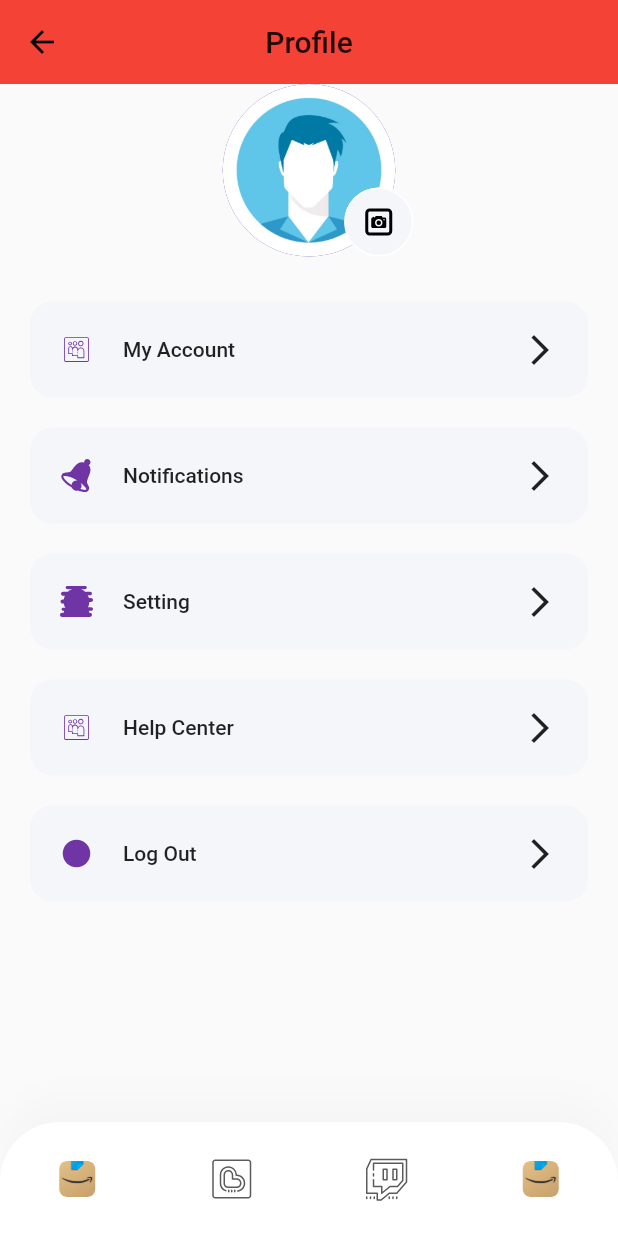
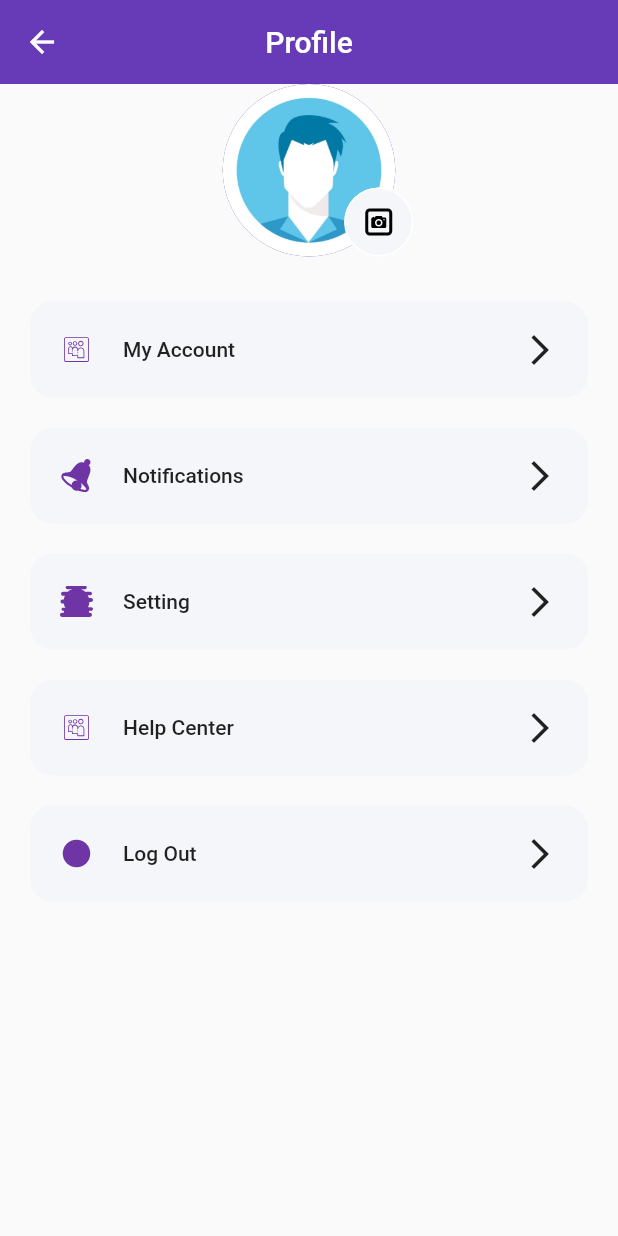
Before and after one commit to Phuc2302/Pet-Food, a Flutter app: the Profile screen opened directly, on a phone screen of 412 x 824 dp. Run offline on Flutter 3.47's test engine with Material 2 defaults, Android fonts, the phone set to English and light mode, and no system bars; drawn by our look-alikes of velocity_x; our stand-ins replace carousel_slider, flutter_svg; network calls fail; project files that could hold a hidden picture were left out.

Commit message:
Finish project

```diff
--- a/assets/files/products.json
+++ b/assets/files/products.json
@@ -54,7 +54,7 @@
             "desc": "Home Cat 1.5kg thức ăn hạt cho mèo ngăn búi lông và hỗ trợ da Nobi-2049C sử dụng cho mèo ở mọi lứa tuổi giúp ngăn ngừa và oại bỏ lông vón cục trong ruột mèo, bỏ sung taurin hỗ trợ cho đôi mắt khỏe mạnh, tăng cường Omega 3 và 6 giúp da & lông khỏe mạnh mềm mượt, thành phần tự nhiên tốt cho hệ tiêu hóa.",
             "price": 299,
             "color": "0xFF989493",
-            "image": "https://cdn.royalcanin-weshare-online.io/tj-Hp3gBRYZmsWpckqin/v2/euk-rsa-puppysmallbreed"
+            "image": "https://product.hstatic.net/1000406193/product/bdd211_65b1f893ca53497da0e188d4f5c73a10_329bbc4dccce4b78aeb2cb22ef28db5c_large.png"
         },
         {
             "id": 8,
--- a/lib/main.dart
+++ b/lib/main.dart
@@ -25,7 +25,7 @@ class MyApp extends StatelessWidget {
       themeMode: ThemeMode.light,
       theme: MyTheme.lightTheme(context),
       darkTheme: MyTheme.darkTheme(context),
-      initialRoute: SplashScreen.routeName,
+      initialRoute: "/",
       routes: {
         "/": (context) => WelcomeScreen(),
         MyRoutes.homeRoute: (context) => HomePage(),
@@ -35,6 +35,6 @@ class MyApp extends StatelessWidget {
   }
 }
 
-class SplashScreen {
-  static var routeName;
-}
+// class SplashScreen {
+//   static var routeName;
+// }
--- a/lib/models/products.dart
+++ b/lib/models/products.dart
@@ -1,5 +1,3 @@
-import 'package:flutter/cupertino.dart';
-
 class ProductsModel {
   static List<Item> items;
 
--- a/lib/pages/Welcome/components/body1.dart
+++ b/lib/pages/Profile/body.dart
@@ -6,14 +6,15 @@ import 'package:flutter_svg/flutter_svg.dart';
 
 import 'profile_pic.dart';
 
-
-class Body1 extends StatelessWidget {
+class Body extends StatelessWidget {
   @override
   Widget build(BuildContext context) {
     return Column(
       children: [
         ProfilePic(),
-        SizedBox(height: 20,),
+        SizedBox(
+          height: 20,
+        ),
         ProfileMenu(
           icon: "assets/icons/user.svg",
           text: "My Account",
@@ -35,10 +36,7 @@ class Body1 extends StatelessWidget {
           press: () {},
         ),
         ProfileMenu(
-          icon: "assets/icons/logout.svg",
-          text: "Log Out",
-          press: () {},
-          ),
+            icon: "assets/icons/logout.svg", text: "Log Out", press: () {}),
       ],
     );
   }
@@ -52,7 +50,7 @@ class ProfileMenu extends StatelessWidget {
     @required this.press,
   }) : super(key: key);
 
-  final String text,icon;
+  final String text, icon;
   final VoidCallback press;
 
   @override
@@ -71,8 +69,11 @@ class ProfileMenu extends StatelessWidget {
               width: 22,
               color: kPrimaryColor,
             ),
-            SizedBox(width: 20,),
-            Expanded(child: Text(
+            SizedBox(
+              width: 20,
+            ),
+            Expanded(
+              child: Text(
                 text,
                 style: Theme.of(context).textTheme.bodyText1,
               ),
--- /dev/null
+++ b/lib/pages/Profile/profile.dart
@@ -0,0 +1,19 @@
+import 'package:flutter/material.dart';
+import 'package:flutter_catalog/pages/Profile/body.dart';
+
+class Profile extends StatelessWidget {
+  @override
+  Widget build(BuildContext context) => Scaffold(
+        appBar: AppBar(
+          iconTheme: IconThemeData(color: Colors.white),
+          title: Text(
+            'Profile',
+            style: TextStyle(color: Colors.white),
+          ),
+          centerTitle: true,
+          backgroundColor: Colors.deepPurple,
+        ),
+        body: Body(),
+        //  bottomNavigationBar: CustomBottomNavBar(SelectedMenu: MenuState.profile),
+      );
+}
--- /dev/null
+++ b/lib/pages/Profile/profile_pic.dart
@@ -0,0 +1,45 @@
+// ignore_for_file: deprecated_member_use
+
+import 'package:flutter/material.dart';
+import 'package:flutter_svg/flutter_svg.dart';
+
+class ProfilePic extends StatelessWidget {
+  const ProfilePic({
+    Key key,
+  }) : super(key: key);
+
+  @override
+  Widget build(BuildContext context) {
+    return SizedBox(
+      height: 115,
+      width: 115,
+      child: Stack(
+        fit: StackFit.expand,
+        overflow: Overflow.visible,
+        children: [
+          CircleAvatar(
+            backgroundImage: AssetImage("assets/images/profile.jpg"),
+          ),
+          Positioned(
+            right: -12,
+            bottom: 0,
+            child: SizedBox(
+              height: 46,
+              width: 46,
+              child: FlatButton(
+                padding: EdgeInsets.zero,
+                shape: RoundedRectangleBorder(
+                  borderRadius: BorderRadius.circular(50),
+                  side: BorderSide(color: Colors.white),
+                ),
+                color: Color(0xFFF5F6F9),
+                onPressed: () {},
+                child: SvgPicture.asset("assets/icons/icons8-camera.svg"),
+              ),
+            ),
+          )
+        ],
+      ),
+    );
+  }
+}
--- a/lib/pages/Welcome/Profile.dart
+++ /dev/null
@@ -1,18 +0,0 @@
-import 'package:flutter/material.dart';
-import 'package:flutter_catalog/pages/Welcome/components/body1.dart';
-import 'package:flutter_catalog/pages/Welcome/components/custom_bottom_nav_bar.dart';
-
-
-class Profile extends StatelessWidget {
-  @override
-  Widget build (BuildContext context) => Scaffold(
-       appBar: AppBar(
-         title: Text('Profile'),
-         centerTitle: true,
-         backgroundColor: Colors.red,
-       ),
-       body: Body1(),
-       bottomNavigationBar: CustomBottomNavBar(SelectedMenu: MenuState.profile),
-  );
-
-}
--- a/lib/pages/Welcome/components/profile_pic.dart
+++ /dev/null
@@ -1,46 +0,0 @@
-// ignore_for_file: deprecated_member_use
-
-import 'package:flutter/material.dart';
-import 'package:flutter_svg/flutter_svg.dart';
-
-
-class ProfilePic extends StatelessWidget {
-  const ProfilePic({
-    Key key,
-  }) : super(key: key);
-
-  @override
-  Widget build(BuildContext context) {
-    return SizedBox(
-      height: 115,
-      width: 115,
-      child: Stack(
-        fit: StackFit.expand,
-        overflow: Overflow.visible,
-        children: [
-          CircleAvatar(
-            backgroundImage: AssetImage("assets/images/profile.jpg"),
-            ),
-            Positioned(
-              right: -12,
-              bottom: 0,
-              child: SizedBox(
-                height: 46,
-                width: 46,
-                // ignore: deprecated_member_use
-                child: FlatButton(
-                  padding: EdgeInsets.zero,
-                  shape: RoundedRectangleBorder(
-                    borderRadius: BorderRadius.circular(50),
-                    side: BorderSide(color: Colors.white),
-                  ),
-                  color: Color(0xFFF5F6F9),
-                  onPressed: () {},
-                  child: SvgPicture.asset("assets/icons/icons8-camera.svg"),
-                ),
-              ),
-            )
-        ],
-      ),);
-  }
-}
--- a/lib/pages/Welcome/welcome_screen.dart
+++ b/lib/pages/Welcome/welcome_screen.dart
@@ -1,13 +1,13 @@
 import 'package:flutter/material.dart';
 import 'package:flutter_catalog/pages/Welcome/components/body.dart';
-import 'package:flutter_catalog/pages/Welcome/components/custom_bottom_nav_bar.dart';
+// import 'package:flutter_catalog/pages/Welcome/components/custom_bottom_nav_bar.dart';
 
 class WelcomeScreen extends StatelessWidget {
   @override
   Widget build(BuildContext context) {
     return Scaffold(
       body: Body(),
-      bottomNavigationBar: CustomBottomNavBar(SelectedMenu: MenuState.home,),
+      // bottomNavigationBar: CustomBottomNavBar(SelectedMenu: MenuState.home,),
     );
   }
 }
--- a/lib/pages/home_detail_page.dart
+++ b/lib/pages/home_detail_page.dart
@@ -54,6 +54,7 @@ class HomeDetailPage extends StatelessWidget {
               ),
               Expanded(
                 child: Container(
+                  padding: EdgeInsets.only(top: 12.0),
                   decoration: BoxDecoration(
                     color: Colors.grey[100],
                     borderRadius: BorderRadius.only(
--- a/pubspec.yaml
+++ b/pubspec.yaml
@@ -30,8 +30,6 @@ dependencies:
   # google_fonts: ^2.1.0
   velocity_x: ^1.4.1
   flutter_svg: ^0.20.0-nullsafety.3
-  # launch email
-  url_laucher: ^6.0.9
   carousel_slider: ^4.0.0
 
 dev_dependencies:
```
Also changed, not shown: lib/pages/Email.dart (deleted, +0 -90 lines), lib/pages/cart_page.dart (+6 -2 lines), lib/pages/setting_page.dart (added, +133 -0 lines), lib/widgets/drawer.dart (+24 -14 lines), pubspec.lock. Lines whose indentation alone changed are shown as unchanged.
